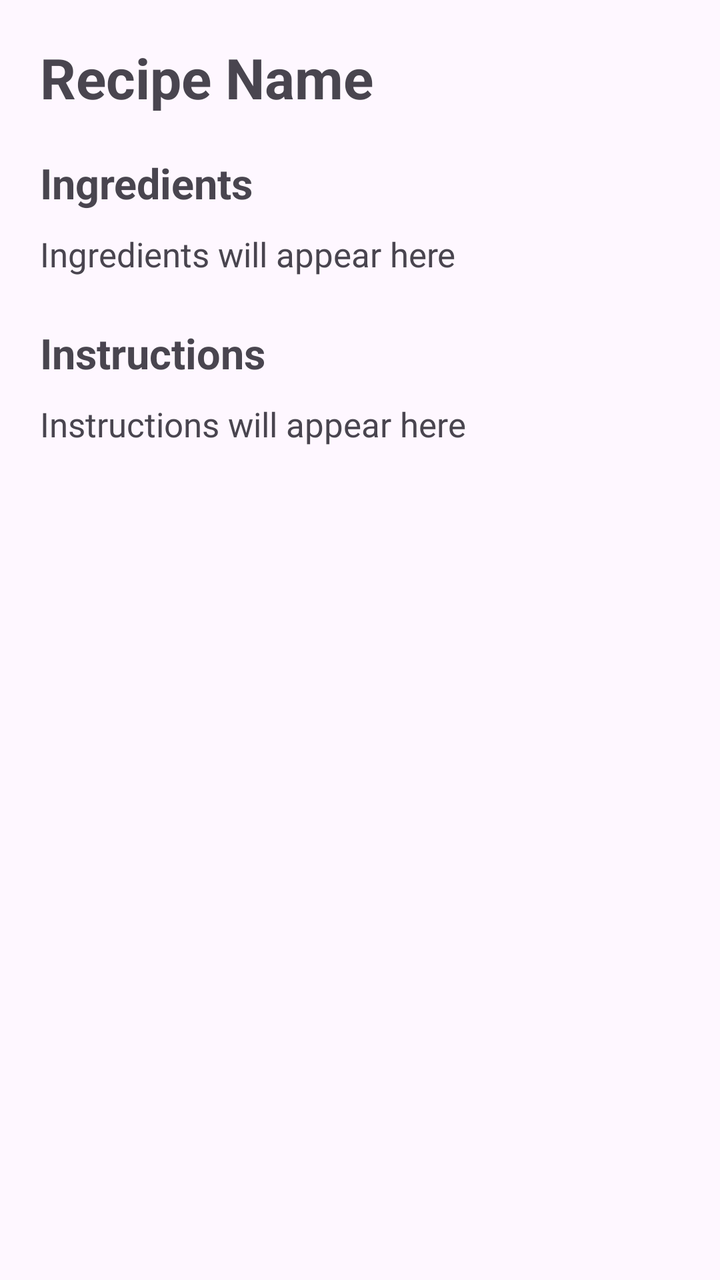
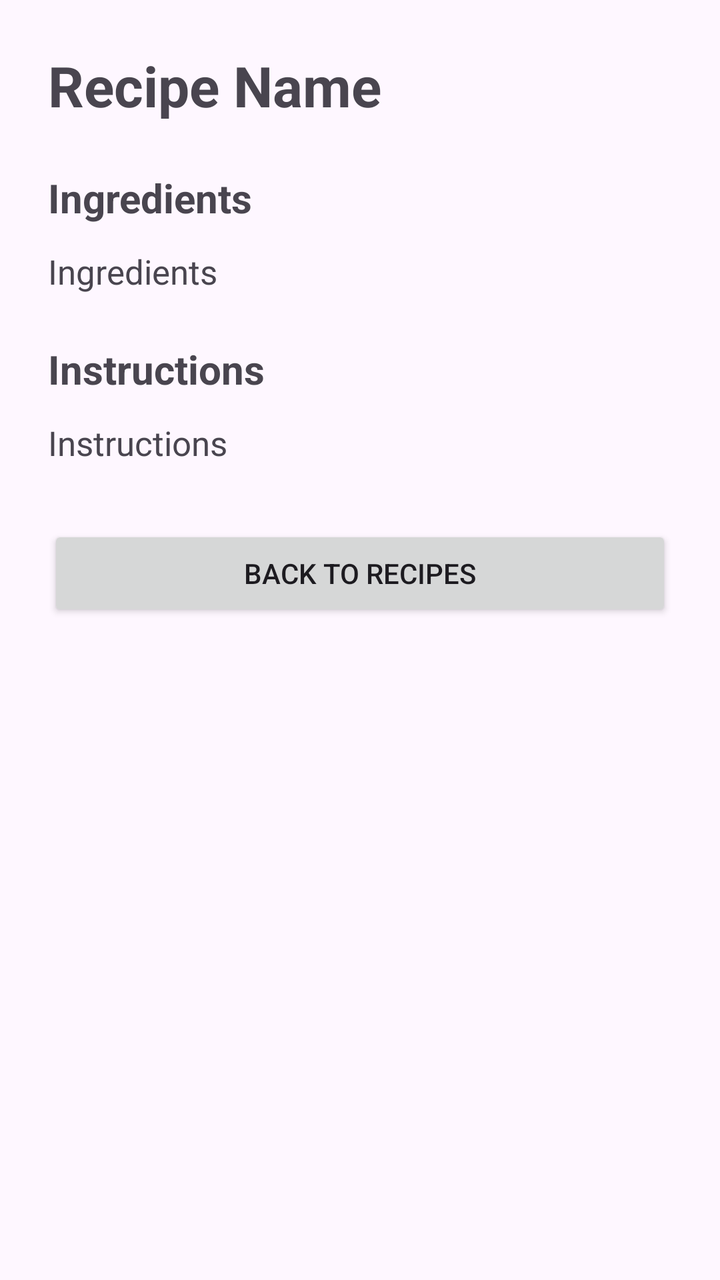

Screens rendered from an Android XML layout before and after an edit, with the pre-edit source and the edit as a unified diff.
<!-- AndroidManifest.xml: application theme Theme.SmartPantryManager -->
<!-- res/layout/activity_recipe_detail.xml -->
<?xml version="1.0" encoding="utf-8"?>
<ScrollView xmlns:android="http://schemas.android.com/apk/res/android"
    android:layout_width="match_parent"
    android:layout_height="match_parent">

    <LinearLayout
        android:layout_width="match_parent"
        android:layout_height="wrap_content"
        android:orientation="vertical"
        android:padding="20dp">

        <TextView
            android:id="@+id/txtRecipeName"
            android:layout_width="match_parent"
            android:layout_height="wrap_content"
            android:text="Recipe Name"
            android:textSize="28sp"
            android:textStyle="bold"
            android:paddingBottom="20dp" />

        <TextView
            android:layout_width="match_parent"
            android:layout_height="wrap_content"
            android:text="Ingredients"
            android:textSize="21sp"
            android:textStyle="bold"
            android:paddingBottom="10dp" />

        <TextView
            android:id="@+id/txtIngredients"
            android:layout_width="match_parent"
            android:layout_height="wrap_content"
            android:text="Ingredients will appear here"
            android:textSize="17sp"
            android:paddingBottom="24dp" />

        <TextView
            android:layout_width="match_parent"
            android:layout_height="wrap_content"
            android:text="Instructions"
            android:textSize="21sp"
            android:textStyle="bold"
            android:paddingBottom="10dp" />

        <TextView
            android:id="@+id/txtInstructions"
            android:layout_width="match_parent"
            android:layout_height="wrap_content"
            android:text="Instructions will appear here"
            android:textSize="17sp"
            android:lineSpacingExtra="6dp" />

    </LinearLayout>

</ScrollView>
<!-- resources referenced by this layout -->
<resources>
  <style name="Theme.SmartPantryManager" parent="Base.Theme.SmartPantryManager" />
  <style name="Base.Theme.SmartPantryManager" parent="Theme.Material3.DayNight.NoActionBar">
          
          
      </style>
</resources>

<!-- the commit's change to res/layout/activity_recipe_detail.xml (unified diff, before → after) -->
@@ -7,7 +7,7 @@
         android:layout_width="match_parent"
         android:layout_height="wrap_content"
         android:orientation="vertical"
-        android:padding="20dp">
+        android:padding="24dp">
 
         <TextView
             android:id="@+id/txtRecipeName"
@@ -16,39 +16,47 @@
             android:text="Recipe Name"
             android:textSize="28sp"
             android:textStyle="bold"
-            android:paddingBottom="20dp" />
+            android:paddingBottom="24dp" />
 
         <TextView
             android:layout_width="match_parent"
             android:layout_height="wrap_content"
             android:text="Ingredients"
-            android:textSize="21sp"
+            android:textSize="20sp"
             android:textStyle="bold"
-            android:paddingBottom="10dp" />
+            android:paddingBottom="12dp" />
 
         <TextView
             android:id="@+id/txtIngredients"
             android:layout_width="match_parent"
             android:layout_height="wrap_content"
-            android:text="Ingredients will appear here"
+            android:text="Ingredients"
             android:textSize="17sp"
+            android:lineSpacingExtra="6dp"
             android:paddingBottom="24dp" />
 
         <TextView
             android:layout_width="match_parent"
             android:layout_height="wrap_content"
             android:text="Instructions"
-            android:textSize="21sp"
+            android:textSize="20sp"
             android:textStyle="bold"
-            android:paddingBottom="10dp" />
+            android:paddingBottom="12dp" />
 
         <TextView
             android:id="@+id/txtInstructions"
             android:layout_width="match_parent"
             android:layout_height="wrap_content"
-            android:text="Instructions will appear here"
+            android:text="Instructions"
             android:textSize="17sp"
-            android:lineSpacingExtra="6dp" />
+            android:lineSpacingExtra="6dp"
+            android:paddingBottom="30dp" />
+
+        <Button
+            android:id="@+id/btnBackToRecipes"
+            android:layout_width="match_parent"
+            android:layout_height="wrap_content"
+            android:text="Back to Recipes" />
 
     </LinearLayout>
 
